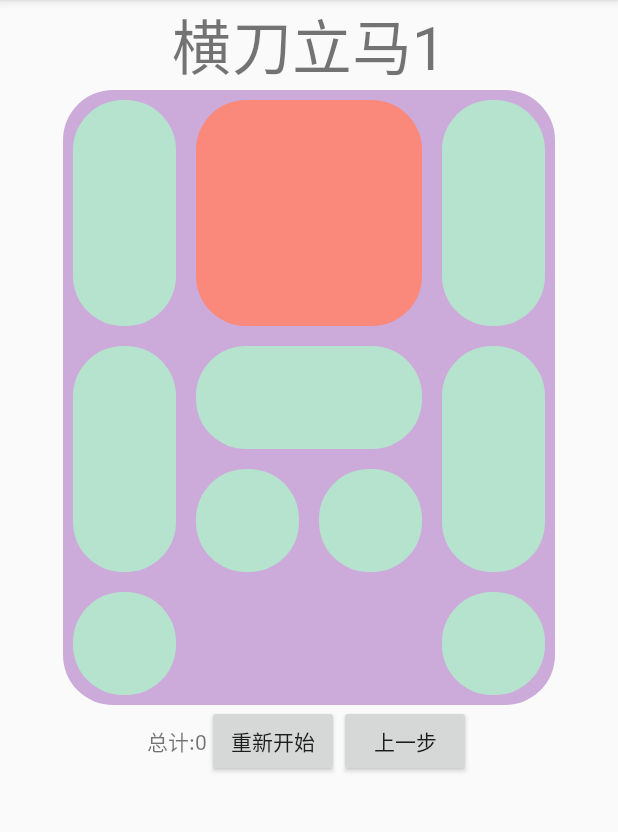
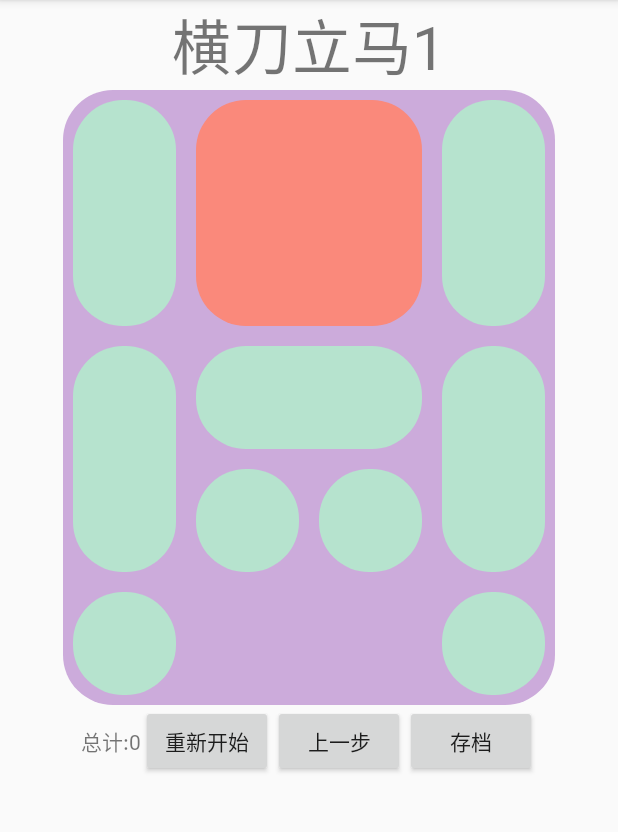
Before and after one commit to yuhaoha/Klotski, an Android app: the ChooseLevel screen opened directly, with no data from a screen before it, after a tap on an icon or button, on a phone screen of 412 x 824 dp, the part 84-916 px from its top. Run offline under Robolectric (Android 15) with nearby library versions, the phone set to English and light mode, and no system bars; libraries missing offline, so code that uses them is left out: com.idescout.sql.

Commit message:
初步完成关卡保存记录

```diff
--- a/app/src/main/java/com/nkcs/yuhao/klotski/KlotskiView.java
+++ b/app/src/main/java/com/nkcs/yuhao/klotski/KlotskiView.java
@@ -45,7 +45,7 @@ public class KlotskiView extends View implements View.OnTouchListener,GestureDet
     private int level =1;
     private PlayBoard playBoard ; //当前的游戏板
     public int moveTimes = 0; //移动次数
-    public Stack<PlayBoard> states = new Stack<>(); //保存历史状态
+    public Stack<PlayBoard> states = new Stack<PlayBoard>(); //保存历史状态
     // 构建手势探测器为gesture对象赋值,监听自定义view
     GestureDetector mygesture = new GestureDetector(this);
 
@@ -149,6 +149,16 @@ public class KlotskiView extends View implements View.OnTouchListener,GestureDet
         invalidate();
         moveTimes = 0;
         setSteps();
+    }
+
+    // 游戏存档
+    public void saveGameHistory() {
+        String time = Util.getCurrentTime();
+        PlayGame pg = (PlayGame)PlayGame.getActivity(); //获取Activity引用
+        TextView levelTitle = pg.findViewById(R.id.levelTitleInGame);
+        String level_title = (String)levelTitle.getText();
+        // 参数分别为 时间 关卡id 关卡标题 状态栈
+        DatabaseHelper.insertGameHistory(time,level,level_title,states);
     }
 
     /**
@@ -346,6 +356,7 @@ public class KlotskiView extends View implements View.OnTouchListener,GestureDet
         // 点击事件，返回给mygesture处理
         return mygesture.onTouchEvent(motion);
     }
+
 }
 
 
--- a/app/src/main/res/layout/activity_play_game.xml
+++ b/app/src/main/res/layout/activity_play_game.xml
@@ -53,6 +53,13 @@
             android:onClick="lastState"
             android:fontFamily="@font/kaijianti"
             android:text="上一步"/>
+        <Button
+            android:id="@+id/saveGameHistory"
+            android:layout_width="wrap_content"
+            android:layout_height="wrap_content"
+            android:onClick="saveGameHistory"
+            android:fontFamily="@font/kaijianti"
+            android:text="存档"/>
     </LinearLayout>
 
 </LinearLayout>
```
Also changed, not shown: app/src/main/java/com/nkcs/yuhao/klotski/DatabaseHelper.java (+13 -1 lines), app/src/main/java/com/nkcs/yuhao/klotski/PlayGame.java (+15 -0 lines), app/src/main/java/com/nkcs/yuhao/klotski/TestForKlotski.java (+7 -3 lines), app/src/main/java/com/nkcs/yuhao/klotski/Util.java (added, +15 -0 lines).
